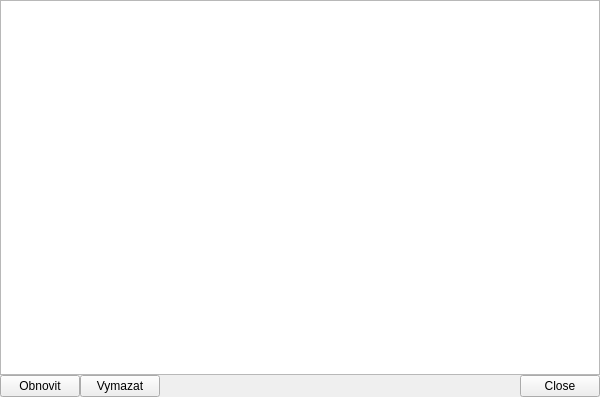
Old version of the form src/debuglogger.ui in the repository nowrep/SuplChecker.
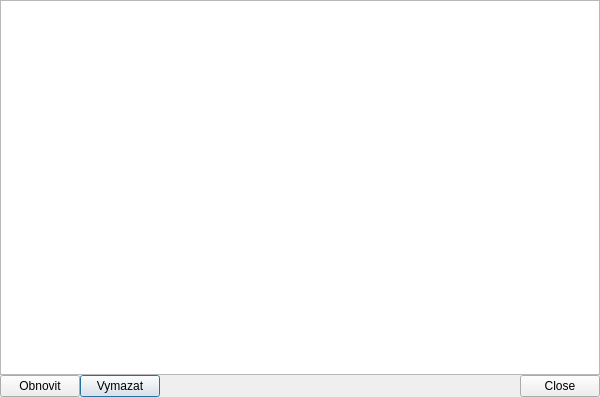
New version of the form.

Commit message: Version 0.9.1 Hopefully fixed problem with saving some users And also made DebugLoggerWindow and AboutDialog QDialog again

```diff
--- a/src/debuglogger.ui
+++ b/src/debuglogger.ui
@@ -1,7 +1,7 @@
 <?xml version="1.0" encoding="UTF-8"?>
 <ui version="4.0">
  <class>DebugLogger</class>
- <widget class="QWidget" name="DebugLogger">
+ <widget class="QDialog" name="DebugLogger">
   <property name="geometry">
    <rect>
     <x>0</x>
```
The commit also changes 7 other files.
